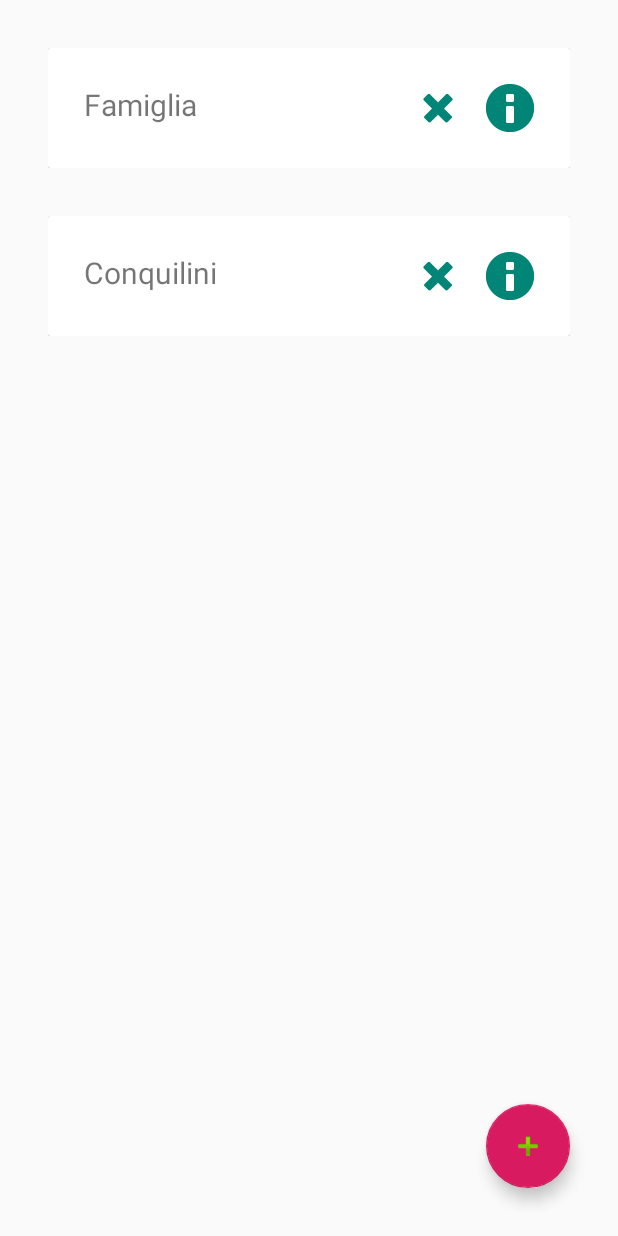
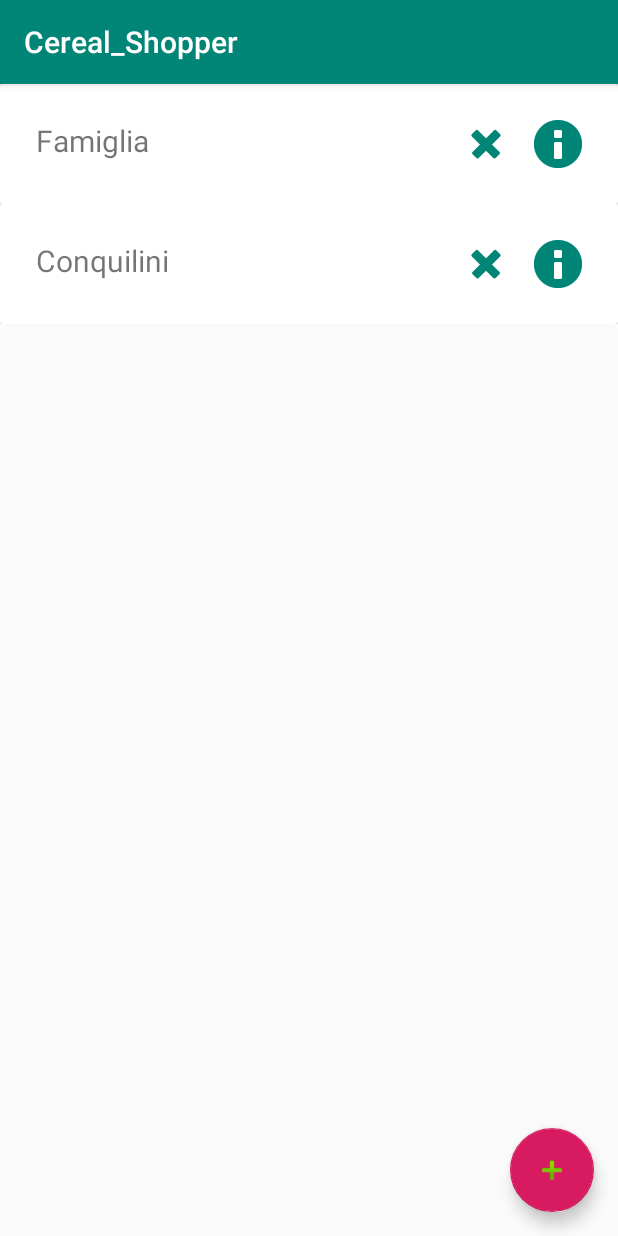
Before and after one commit to emizzz/androidTest, an Android app: the screen it shows after launch (MainActivity), on a phone screen of 412 x 824 dp. Run offline under Robolectric (Android 15) with nearby library versions, the light colour scheme and no system bars.

Commit message:
ListItem style

```diff
--- a/app/src/main/res/layout/activity_main.xml
+++ b/app/src/main/res/layout/activity_main.xml
@@ -4,19 +4,16 @@
     xmlns:tools="http://schemas.android.com/tools"
     android:layout_width="match_parent"
     android:layout_height="match_parent"
-    android:paddingBottom="16dp"
-    android:paddingTop="16dp"
-    android:paddingRight="16dp"
-    android:paddingLeft="16dp"
+
+
     tools:context=".MainActivity">
-
 
 
     <android.support.v7.widget.RecyclerView
         android:id="@+id/groups_list"
-        android:scrollbars="vertical"
         android:layout_width="match_parent"
-        android:layout_height="match_parent">
+        android:layout_height="match_parent"
+        android:scrollbars="vertical">
 
     </android.support.v7.widget.RecyclerView>
 
--- a/app/src/main/res/layout/list_item.xml
+++ b/app/src/main/res/layout/list_item.xml
@@ -2,13 +2,13 @@
 <LinearLayout xmlns:android="http://schemas.android.com/apk/res/android"
     android:id="@+id/group_list_item"
     android:layout_width="match_parent" android:layout_height="wrap_content"
-    android:padding="16dp"
     >
 
     <android.support.v7.widget.CardView
         android:layout_width="match_parent"
         android:layout_height="wrap_content"
         android:id="@+id/item_container"
+
         >
 
         <RelativeLayout
--- a/app/src/main/res/values/styles.xml
+++ b/app/src/main/res/values/styles.xml
@@ -1,7 +1,7 @@
 <resources>
 
     <!-- Base application theme. -->
-    <style name="AppTheme" parent="Theme.AppCompat.Light.NoActionBar">
+    <style name="AppTheme" parent="Theme.AppCompat.Light.DarkActionBar">
         <!-- Customize your theme here. -->
         <item name="colorPrimary">@color/colorPrimary</item>
         <item name="colorPrimaryDark">@color/colorPrimaryDark</item>
```
